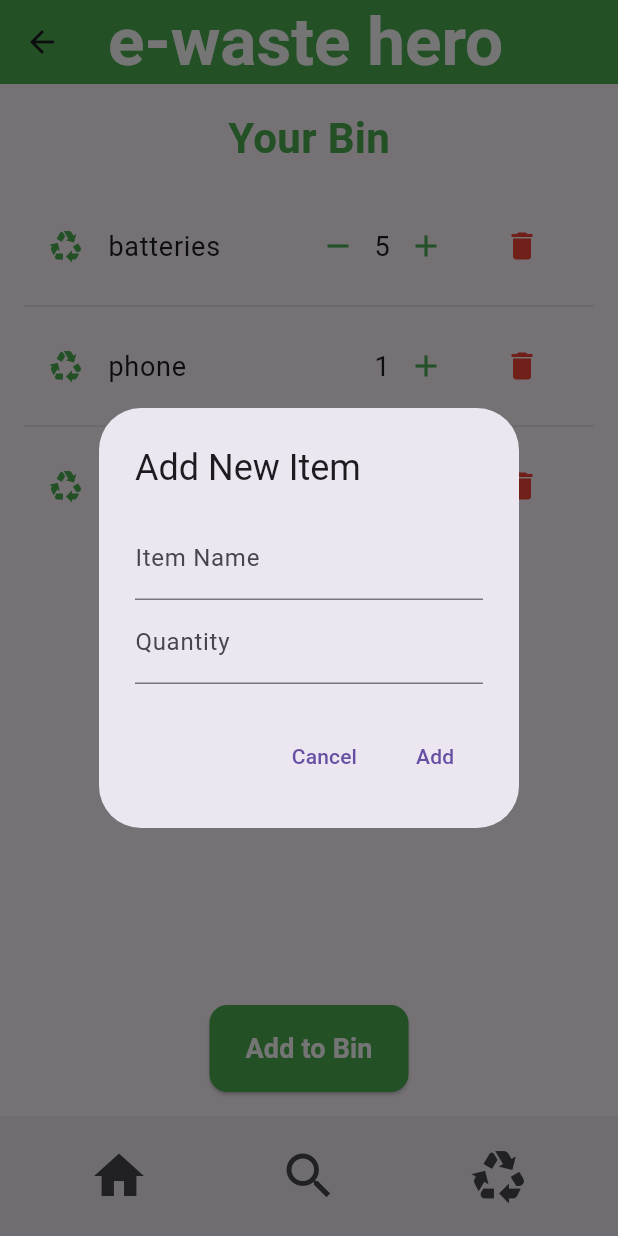
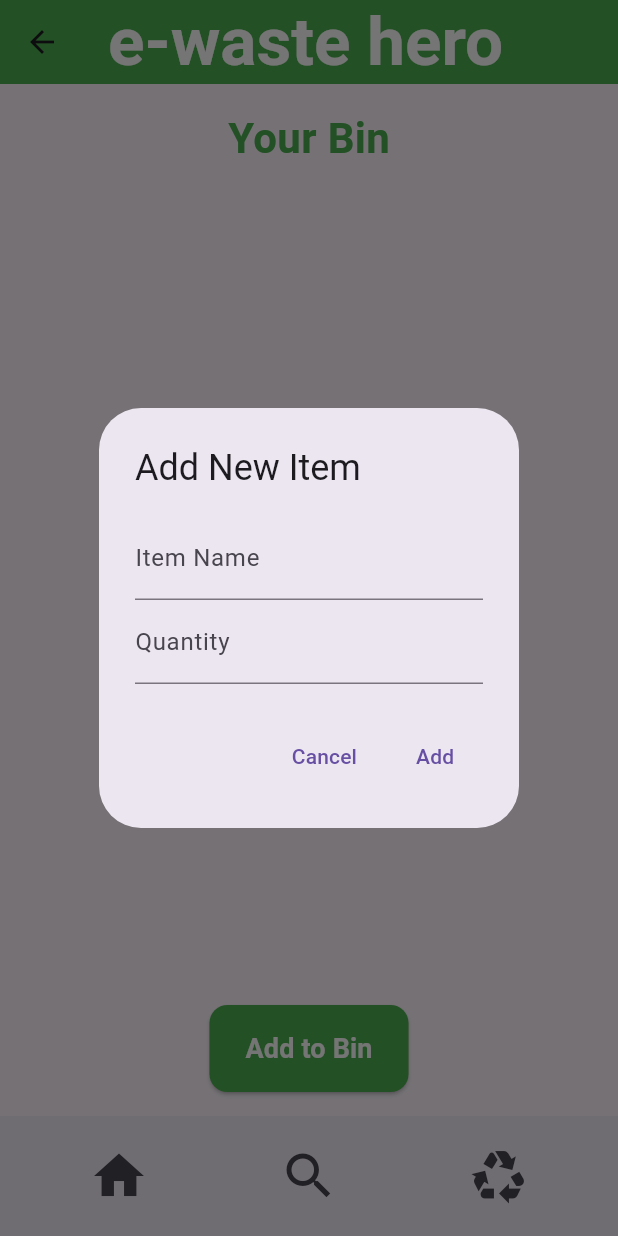
Before and after one commit to ivannimets/e-waste-hero, a Flutter app: the BaseScreen screen opened directly with empty values, item 2 of the bottom bar chosen, after a tap on the "recycling" icon, after a tap on "Add to Bin", on a phone screen of 412 x 824 dp. Run offline on Flutter 3.47's test engine with Material 3 defaults, Android fonts, the phone set to English and light mode, and no system bars; our stand-ins replace supabase_flutter; accounts and stored records are empty.

Commit message:
connected bin page to db

```diff
--- a/ewastehero/lib/entites/item.dart
+++ b/ewastehero/lib/entites/item.dart
@@ -1,10 +1,18 @@
 class Item {
-  String name = "";
+  final int itemId;
+  final int binId;
+  final String itemName;
   int quantity;
 
-  Item({required this.name, this.quantity = 1});
+  Item({required this.itemId, required this.binId, required this.itemName, this.quantity = 1});
 
-  void ChanegeQuantity(int increment) {
-    quantity += increment;
+  // Convert Supabase row to Item object
+  factory Item.fromMap(Map<String, dynamic> data) {
+    return Item(
+      itemId: data['bin_line_item_id'],
+      binId: data['bin_id'],
+      itemName: data['item_name'],
+      quantity: data['quantity'] ?? 1,
+    );
   }
 }
--- a/ewastehero/lib/screens/bin_page.dart
+++ b/ewastehero/lib/screens/bin_page.dart
@@ -1,17 +1,24 @@
 import 'package:ewastehero/screens/base_screen.dart';
 import 'package:flutter/material.dart';
+import 'package:supabase_flutter/supabase_flutter.dart';
 
 import '../entites/item.dart';
 
-List<Item> binItems = [
-  Item(name: "batteries", quantity: 5),
-  Item(name: "phone"),
-  Item(name: "wire", quantity: 2)
-];
+class Bin {
+  int binId;
+
+  Bin({required this.binId});
+
+  factory Bin.fromMap(Map<String, dynamic> data) {
+    return Bin(
+      binId: data['bin_id'],
+    );
+  }
+}
 
 class BinScreen extends StatefulWidget {
+  final int userId;
 
-  final int userId;
   BinScreen({required this.userId});
 
   @override
@@ -21,6 +28,45 @@ class BinScreen extends StatefulWidget {
 }
 
 class BinScreenState extends State<BinScreen> {
+  final supabase = Supabase.instance.client;
+  List<Item> binItems = [];
+  late Bin bin;
+
+  Future<void> fetchBinItems() async {
+    bin = Bin.fromMap(await supabase
+        .from('bin')
+        .select('bin_id')
+        .eq('user_id', widget.userId)
+        .single());
+
+    final response = await supabase
+        .from('bin_line_items')
+        .select('bin_line_item_id, bin_id, item_name, quantity')
+        .eq('bin_id', bin.binId);
+
+    if (response.isNotEmpty) {
+      setState(() {
+        binItems = response.map((item) => Item.fromMap(item)).toList();
+      });
+    }
+  }
+
+  Future<void> changeItemQuantity(Item lineItem, int increment) async {
+    await supabase.from('bin_line_items').update({'quantity': lineItem.quantity + increment}).eq('bin_line_item_id', lineItem.itemId);
+    fetchBinItems();
+  }
+
+  Future<void> deleteLineItem(Item lineItem) async {
+    await supabase.from('bin_line_items').delete().eq('bin_line_item_id', lineItem.itemId);
+    fetchBinItems();
+  }
+
+  @override
+  void initState() {
+    super.initState();
+    fetchBinItems(); // Ensure items are fetched when screen loads
+  }
+
   // Function to show dialog to add new item
   void _showAddItemDialog() {
     String itemName = '';
@@ -44,7 +90,8 @@ class BinScreenState extends State<BinScreen> {
                 decoration: InputDecoration(labelText: 'Quantity'),
                 keyboardType: TextInputType.number,
                 onChanged: (value) {
-                  itemQuantity = int.tryParse(value) ?? 1; // Default to 1 if invalid input
+                  itemQuantity =
+                      int.tryParse(value) ?? 1; // Default to 1 if invalid input
                 },
               ),
             ],
@@ -57,11 +104,21 @@ class BinScreenState extends State<BinScreen> {
               child: Text('Cancel'),
             ),
             TextButton(
-              onPressed: () {
+              onPressed: () async {
                 if (itemName.isNotEmpty) {
-                  setState(() {
-                    binItems.add(Item(name: itemName, quantity: itemQuantity));
+                  try {
+                    await supabase.from('bin_line_items').insert({
+                      'bin_id': bin.binId,
+                      'item_name': itemName,
+                      'quantity': itemQuantity
                     });
+
+                    print("item inserted successfully");
+                    fetchBinItems();
+                  } catch (e) {
+                    print("Error inserting item: $e");
+                  }
+
                   Navigator.pop(context); // Close the dialog
                 }
               },
@@ -116,7 +173,7 @@ class BinScreenState extends State<BinScreen> {
                             mainAxisAlignment: MainAxisAlignment.spaceBetween,
                             children: [
                               Text(
-                          "${binItems[index].name}",
+                                binItems[index].itemName,
                                 style: TextStyle(fontSize: 18),
                               ),
                               Row(
@@ -126,9 +183,7 @@ class BinScreenState extends State<BinScreen> {
                                       icon: Icon(Icons.remove,
                                           color: Colors.green),
                                       onPressed: () {
-                                  setState(() {
-                                    binItems[index].ChanegeQuantity(-1);
-                                  });
+                                        changeItemQuantity(binItems[index], -1);
                                       },
                                     ),
                                   Text(
@@ -138,9 +193,7 @@ class BinScreenState extends State<BinScreen> {
                                   IconButton(
                                     icon: Icon(Icons.add, color: Colors.green),
                                     onPressed: () {
-                                setState(() {
-                                  binItems[index].ChanegeQuantity(1);
-                                });
+                                      changeItemQuantity(binItems[index], 1);
                                     },
                                   ),
                                 ],
@@ -150,9 +203,7 @@ class BinScreenState extends State<BinScreen> {
                           trailing: IconButton(
                             icon: Icon(Icons.delete, color: Colors.red),
                             onPressed: () {
-                        setState(() {
-                          binItems.removeAt(index);
-                        });
+                              deleteLineItem(binItems[index]);
                             },
                           ),
                         );
```
Also changed, not shown: 1 other file. Lines whose indentation alone changed are shown as unchanged.
